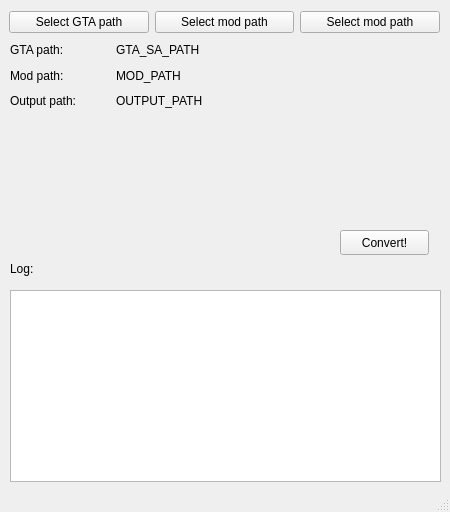
Qt form resources/mainwindow.ui (TheNormalnij/MtaWorldConvertingTools) before a commit.
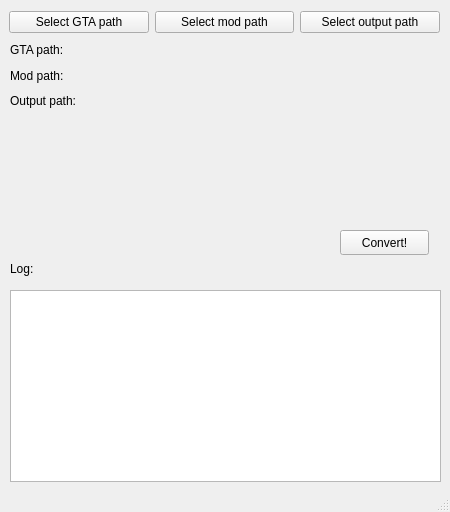
The same form after that commit.

Patch:
```diff
--- a/resources/mainwindow.ui
+++ b/resources/mainwindow.ui
@@ -114,7 +114,7 @@
        <item>
         <widget class="QLabel" name="gta_path_final">
          <property name="text">
-          <string>GTA_SA_PATH</string>
+          <string>&lt;none&gt;</string>
          </property>
         </widget>
        </item>
@@ -144,7 +144,7 @@
        <item>
         <widget class="QLabel" name="mod_path_final">
          <property name="text">
-          <string>MOD_PATH</string>
+          <string>&lt;none&gt;</string>
          </property>
         </widget>
        </item>
@@ -174,7 +174,7 @@
        <item>
         <widget class="QLabel" name="output_path_final">
          <property name="text">
-          <string>OUTPUT_PATH</string>
+          <string>&lt;none&gt;</string>
          </property>
         </widget>
        </item>
@@ -209,7 +209,7 @@
      <item>
       <widget class="QPushButton" name="SelectMod_2">
        <property name="text">
-        <string>Select mod path</string>
+        <string>Select output path</string>
        </property>
       </widget>
      </item>
```
Left out of the diff: 28 changed lines with no effect on the pictures.
